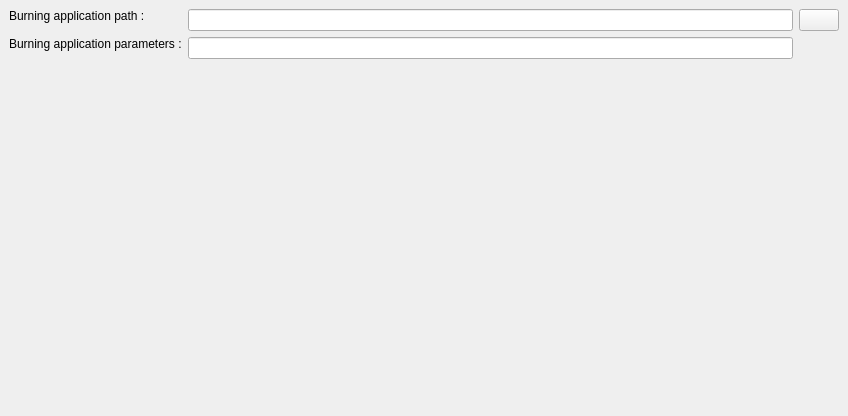
Above: starviewer/src/inputoutput/qburningapplicationconfigurationscreenbase.ui from starviewer-medical/starviewer before the change. Below: the same form after it.
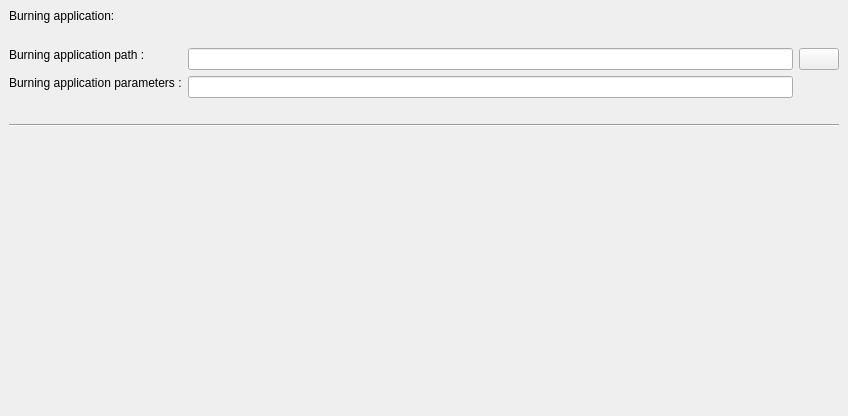
That is the form after the change. Icons and pictures are not drawn.

Commit message: ENH: Es modifica la interfície de la configuració del DICOMDIR. Es canvia la icona i el nom.

Patch:
```diff
--- a/starviewer/src/inputoutput/qburningapplicationconfigurationscreenbase.ui
+++ b/starviewer/src/inputoutput/qburningapplicationconfigurationscreenbase.ui
@@ -9,10 +9,8 @@
     <height>416</height>
    </rect>
   </property>
-  <property name="sizePolicy" >
-   <sizepolicy>
-    <hsizetype>3</hsizetype>
-    <vsizetype>5</vsizetype>
+  <property name="sizePolicy">
+   <sizepolicy hsizetype="MinimumExpanding" vsizetype="Preferred">
     <horstretch>0</horstretch>
     <verstretch>0</verstretch>
    </sizepolicy>
@@ -36,12 +34,16 @@
    <property name="spacing" >
     <number>6</number>
    </property>
-   <item row="0" column="0" colspan="2" >
-    <layout class="QHBoxLayout" >
-     <property name="margin" >
-      <number>0</number>
+   <item row="1" column="0">
+    <widget class="QLabel" name="label">
+     <property name="text">
+      <string>Burning application:</string>
      </property>
-     <property name="spacing" >
+    </widget>
+   </item>
+   <item row="3" column="0">
+    <layout class="QHBoxLayout">
+     <property name="spacing">
       <number>6</number>
      </property>
      <item>
@@ -53,11 +55,9 @@
         <number>6</number>
        </property>
        <item>
-        <widget class="QLabel" name="textLabel1_9" >
-         <property name="sizePolicy" >
-          <sizepolicy>
-           <hsizetype>5</hsizetype>
-           <vsizetype>0</vsizetype>
+        <widget class="QLabel" name="textLabel1_9">
+         <property name="sizePolicy">
+          <sizepolicy hsizetype="Preferred" vsizetype="Fixed">
            <horstretch>0</horstretch>
            <verstretch>0</verstretch>
           </sizepolicy>
@@ -125,22 +125,61 @@
      </item>
     </layout>
    </item>
-   <item row="1" column="0" >
-    <spacer>
-     <property name="orientation" >
+   <item row="4" column="0">
+    <widget class="QLabel" name="burningLabel">
+     <property name="text">
+      <string/>
+     </property>
+     <property name="textFormat">
+      <enum>Qt::AutoText</enum>
+     </property>
+     <property name="openExternalLinks">
+      <bool>true</bool>
+     </property>
+     <property name="textInteractionFlags">
+      <set>Qt::LinksAccessibleByKeyboard|Qt::LinksAccessibleByMouse</set>
+     </property>
+    </widget>
+   </item>
+   <item row="7" column="0">
+    <spacer name="verticalSpacer">
+     <property name="orientation">
       <enum>Qt::Vertical</enum>
      </property>
-     <property name="sizeHint" >
+     <property name="sizeHint" stdset="0">
       <size>
-       <width>20</width>
-       <height>40</height>
+       <width>24</width>
+       <height>44</height>
+      </size>
+     </property>
+    </spacer>
+   </item>
+   <item row="6" column="0">
+    <widget class="Line" name="line">
+     <property name="orientation">
+      <enum>Qt::Horizontal</enum>
+     </property>
+    </widget>
+   </item>
+   <item row="2" column="0">
+    <spacer name="verticalSpacer_2">
+     <property name="orientation">
+      <enum>Qt::Vertical</enum>
+     </property>
+     <property name="sizeType">
+      <enum>QSizePolicy::Fixed</enum>
+     </property>
+     <property name="sizeHint" stdset="0">
+      <size>
+       <width>13</width>
+       <height>19</height>
       </size>
      </property>
     </spacer>
    </item>
   </layout>
  </widget>
- <layoutdefault spacing="6" margin="11" />
+ <layoutdefault spacing="6" margin="11"/>
  <tabstops>
   <tabstop>m_textBurningApplicationPath</tabstop>
   <tabstop>m_buttonExaminateBurningApplication</tabstop>
```
Left out of the diff: 80 changed lines with no effect on the pictures. The commit also changes 1 other file.
